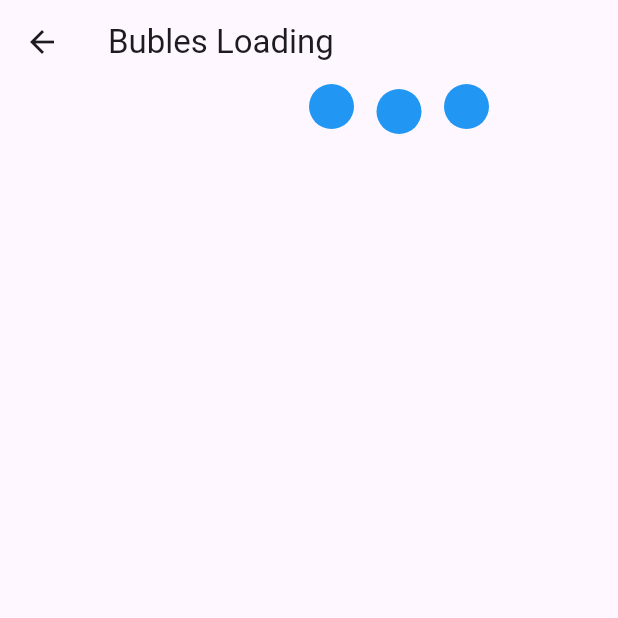
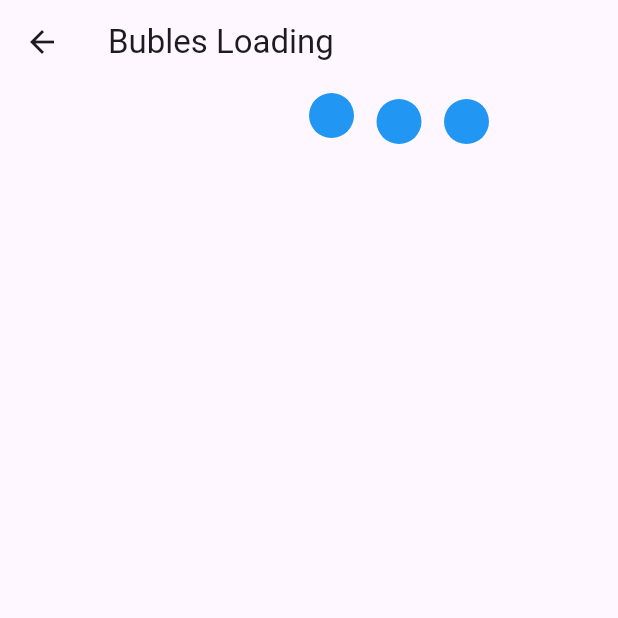
Before and after one commit to prosmaw/flutter_custom_widgets, a Flutter app: the DotsLoading screen opened directly, on a phone screen of 412 x 824 dp, the top half of it. Run offline on Flutter 3.47's test engine with Material 3 defaults, Android fonts, the phone set to English and light mode, and no system bars.

Commit message:
dot loading direction update

```diff
--- a/lib/pages/home_page.dart
+++ b/lib/pages/home_page.dart
@@ -1,5 +1,4 @@
 import 'package:custom_widgets/widgets/angular_gradient_button.dart';
-import 'package:custom_widgets/widgets/bubles.dart';
 import 'package:custom_widgets/widgets/card_spring_animation.dart';
 import 'package:custom_widgets/widgets/cards_cascade_out.dart';
 import 'package:custom_widgets/widgets/dots_loading.dart';
--- a/lib/widgets/dots_loading.dart
+++ b/lib/widgets/dots_loading.dart
@@ -10,7 +10,7 @@ class DotsLoading extends StatefulWidget {
 class _DotsLoadingState extends State<DotsLoading>
     with TickerProviderStateMixin {
   late final AnimationController controller = AnimationController(
-    duration: const Duration(milliseconds: 300),
+    duration: const Duration(milliseconds: 250),
     vsync: this,
   )..repeat(reverse: true);
   int count = 0;
@@ -19,8 +19,8 @@ class _DotsLoadingState extends State<DotsLoading>
   void initState() {
     super.initState();
     controller.addStatusListener((status) {
-      if (status == AnimationStatus.reverse && count < 3) {
-        Future.delayed(const Duration(milliseconds: 300), () {
+      if (status == AnimationStatus.reverse && count < 2) {
+        Future.delayed(const Duration(milliseconds: 250), () {
           if (mounted) {
             setState(() {
               count++;
@@ -28,12 +28,8 @@ class _DotsLoadingState extends State<DotsLoading>
           }
         });
       } else if (status != AnimationStatus.reverse && count == 2) {
-        Future.delayed(const Duration(milliseconds: 100), () {
-          if (mounted) {
-            setState(() {
-              count = 0;
-            });
-          }
+        setState(() {
+          count = 0;
         });
       }
       // print("anim count: $count");
@@ -56,8 +52,7 @@ class _DotsLoadingState extends State<DotsLoading>
         ),
         body: Center(
           child: Flow(
-              delegate: FlowDotDelegate(
-                  animation: controller, childWidth: 30, count: count),
+              delegate: FlowDotDelegate(animation: controller, count: count),
               children: List.generate(
                   3,
                   (index) => Container(
@@ -72,25 +67,25 @@ class _DotsLoadingState extends State<DotsLoading>
 
 class FlowDotDelegate extends FlowDelegate {
   Animation<double> animation;
-  double childWidth;
   int count;
-  FlowDotDelegate(
-      {required this.animation, required this.childWidth, required this.count})
+  FlowDotDelegate({required this.animation, required this.count})
       : super(repaint: animation);
   @override
   void paintChildren(FlowPaintingContext context) {
-    double topPosition = 10;
+    //double topPosition = 10;
+    Animation<double> topPosition;
+    double childWidth = context.getChildSize(0)!.width;
     double spacing = 15 + childWidth;
     double width = context.size.width;
     for (int i = 0; i < context.childCount; ++i) {
       if (count == i) {
-        topPosition = 10;
+        topPosition = Tween<double>(begin: 10, end: 0).animate(animation);
       } else {
-        topPosition = 0;
+        topPosition = Tween<double>(begin: 10, end: 10).animate(animation);
       }
       context.paintChild(i,
           transform: Matrix4.translationValues(
-              width / 2 + (i * spacing), topPosition * animation.value, 0));
+              width / 2 + (i * spacing), topPosition.value, 0));
     }
   }
 
```
